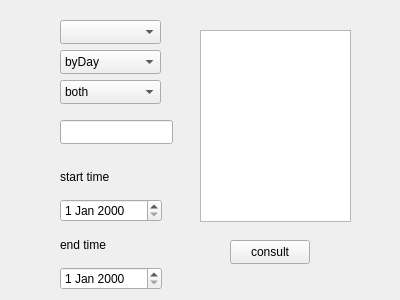
The window that datavisualization/querywidget.ui (Harry-Chen/OOP-Cash) describes before a commit, drawn with Qt 5.
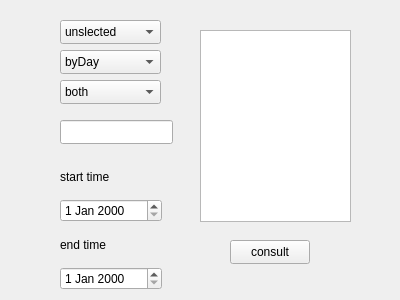
The same window after the commit.

Diff of the .ui file:
```diff
--- a/datavisualization/querywidget.ui
+++ b/datavisualization/querywidget.ui
@@ -24,7 +24,7 @@
    </property>
    <item>
     <property name="text">
-     <string/>
+     <string>unslected</string>
     </property>
    </item>
    <item>
```
Left out of the diff: 5 changed lines with no effect on the pictures.
